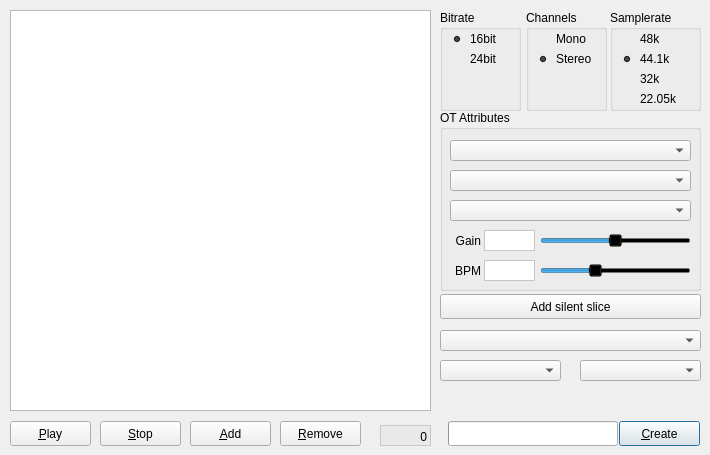
Qt form tabmainwidget.ui (KaiDrange/OctaChainer) before a commit.
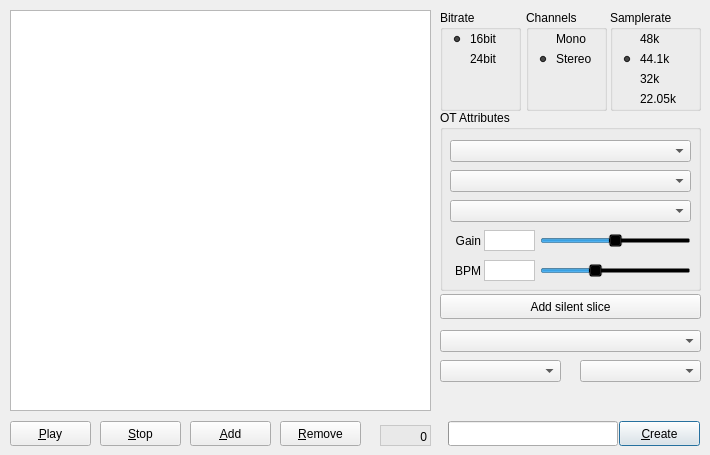
The same form after that commit.

Commit message: Fix cut-off dropdown menu buttons on macOS

```diff
--- a/tabmainwidget.ui
+++ b/tabmainwidget.ui
@@ -347,7 +347,7 @@
       <x>10</x>
       <y>90</y>
       <width>241</width>
-      <height>21</height>
+      <height>22</height>
      </rect>
     </property>
    </widget>
@@ -357,7 +357,7 @@
       <x>10</x>
       <y>60</y>
       <width>241</width>
-      <height>21</height>
+      <height>22</height>
      </rect>
     </property>
    </widget>
@@ -367,7 +367,7 @@
       <x>10</x>
       <y>30</y>
       <width>241</width>
-      <height>21</height>
+      <height>22</height>
      </rect>
     </property>
    </widget>
@@ -445,7 +445,7 @@
      <x>440</x>
      <y>330</y>
      <width>261</width>
-     <height>21</height>
+     <height>22</height>
     </rect>
    </property>
   </widget>
@@ -585,7 +585,7 @@
      <x>440</x>
      <y>360</y>
      <width>121</width>
-     <height>21</height>
+     <height>22</height>
     </rect>
    </property>
   </widget>
@@ -595,7 +595,7 @@
      <x>580</x>
      <y>360</y>
      <width>121</width>
-     <height>21</height>
+     <height>22</height>
     </rect>
    </property>
   </widget>
```
The commit also changes 3 other files.
